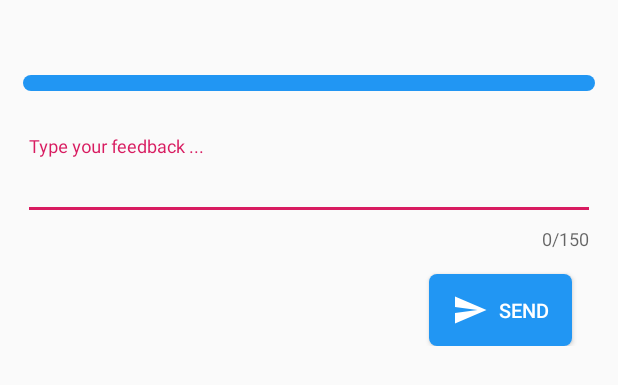
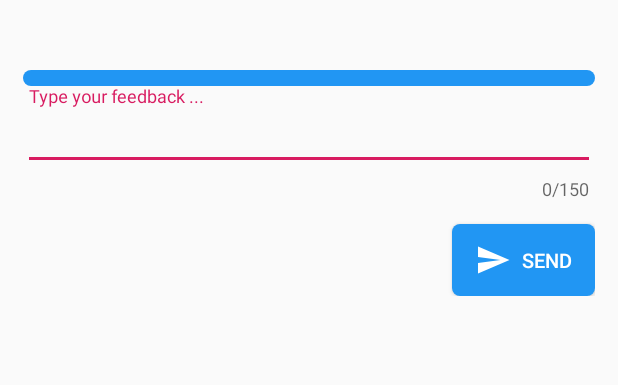
Before and after one commit to cheesian/newsapp, an Android app: the layout fragment_feedback.xml on its own in the app's theme, with its tools: preview values and no code run, on a phone screen of 412 x 824 dp. Shown: the top 385 px of the screen. Run offline under Robolectric (Android 15) with nearby library versions, the phone set to English and light mode, and no system bars.

Commit message:
Restructured layout

```diff
--- a/app/src/main/java/com/programiqsolutions/news/views/fragments/feedback/Feedback.kt
+++ b/app/src/main/java/com/programiqsolutions/news/views/fragments/feedback/Feedback.kt
@@ -7,11 +7,13 @@ import android.view.ViewGroup
 import android.widget.AdapterView
 import android.widget.Spinner
 import androidx.fragment.app.Fragment
+import androidx.lifecycle.Observer
 import androidx.lifecycle.ViewModelProvider
 import com.programiqsolutions.news.NewsApp
 import com.programiqsolutions.news.R
 import com.programiqsolutions.news.VMFactory
 import com.programiqsolutions.news.databinding.FeedbackBinding
+import com.programiqsolutions.news.utils.Notify.snackBar
 import com.programiqsolutions.news.utils.Notify.toast
 import com.programiqsolutions.news.utils.PopulateSpinner.populateSpinner
 import javax.inject.Inject
@@ -34,6 +36,9 @@ class Feedback: Fragment() {
         binding.lifecycleOwner = this
         viewModel = ViewModelProvider(this, factory).get(FeedbackViewModel::class.java)
         binding.viewModel = viewModel
+        viewModel.message.observe(viewLifecycleOwner, Observer {
+            snackBar(view = binding.root, message = it)
+        })
         spinner = binding.spinnerFeedback
         spinner.onItemSelectedListener = object : AdapterView.OnItemSelectedListener {
             override fun onNothingSelected(parent: AdapterView<*>?) {
@@ -47,7 +52,6 @@ class Feedback: Fragment() {
                 id: Long
             ) {
                 viewModel.spinnerSelectedItem.value = spinner.selectedItem.toString()
-                toast(requireContext(), viewModel.spinnerSelectedItem.value!!)
             }
 
         }
--- a/app/src/main/res/layout/fragment_feedback.xml
+++ b/app/src/main/res/layout/fragment_feedback.xml
@@ -10,24 +10,9 @@
             type="com.programiqsolutions.news.views.fragments.feedback.FeedbackViewModel" />
     </data>
 
-    <androidx.constraintlayout.widget.ConstraintLayout
+    <LinearLayout
         android:layout_width="match_parent"
         android:layout_height="match_parent">
-
-        <Spinner
-            android:id="@+id/spinner_feedback"
-            android:layout_width="0dp"
-            android:layout_height="wrap_content"
-            android:layout_marginStart="15dp"
-            android:layout_marginTop="50dp"
-            android:layout_marginEnd="15dp"
-            android:background="@drawable/layout_background_shape"
-            android:paddingTop="5dp"
-            android:paddingBottom="5dp"
-            app:layout_constraintEnd_toEndOf="parent"
-            app:layout_constraintStart_toStartOf="parent"
-            app:layout_constraintTop_toTopOf="parent"
-            tools:listitem="@layout/spinner_text" />
 
         <androidx.constraintlayout.widget.ConstraintLayout
             android:id="@+id/constraint_content"
@@ -39,6 +24,25 @@
             app:layout_constraintTop_toBottomOf="@id/spinner_feedback">
 
             <com.google.android.material.textfield.TextInputLayout
+                android:id="@+id/til_spinner"
+                android:layout_width="match_parent"
+                android:layout_height="wrap_content"
+                app:errorEnabled="true"
+                app:layout_constraintTop_toTopOf="parent"
+                app:mutableError="@{viewModel.spinnerError}">
+
+                <Spinner
+                    android:id="@+id/spinner_feedback"
+                    android:layout_width="match_parent"
+                    android:layout_height="wrap_content"
+                    android:background="@drawable/layout_background_shape"
+                    android:paddingTop="5dp"
+                    android:paddingBottom="5dp"
+                    tools:listitem="@layout/spinner_text" />
+
+            </com.google.android.material.textfield.TextInputLayout>
+
+            <com.google.android.material.textfield.TextInputLayout
                 android:id="@+id/til_feedback"
                 android:layout_width="match_parent"
                 android:layout_height="wrap_content"
@@ -46,10 +50,9 @@
                 app:counterMaxLength="150"
                 app:endIconMode="clear_text"
                 app:errorEnabled="true"
-                app:layout_constraintTop_toTopOf="parent"
+                app:layout_constraintTop_toBottomOf="@id/til_spinner"
                 app:mutableError="@{viewModel.feedBackError}"
-                app:mutableFeedbackIcon="@{viewModel.spinnerSelectedItem}"
-                app:startIconContentDescription="Suggestion">
+                app:mutableFeedbackIcon="@{viewModel.spinnerSelectedItem}">
 
                 <com.google.android.material.textfield.TextInputEditText
                     android:id="@+id/tie_feedback"
@@ -67,6 +70,7 @@
                 android:layout_width="wrap_content"
                 android:layout_height="wrap_content"
                 android:layout_marginTop="15dp"
+                android:layout_marginEnd="0dp"
                 android:drawableStart="@drawable/ic_send"
                 android:onClick="@{() -> viewModel.sendFeedBack()}"
                 android:text="@string/send"
@@ -75,6 +79,5 @@
 
         </androidx.constraintlayout.widget.ConstraintLayout>
 
-
-    </androidx.constraintlayout.widget.ConstraintLayout>
+    </LinearLayout>
 </layout>
```
Also changed, not shown: app/src/main/java/com/programiqsolutions/news/views/fragments/feedback/FeedbackViewModel.kt (+18 -5 lines).
